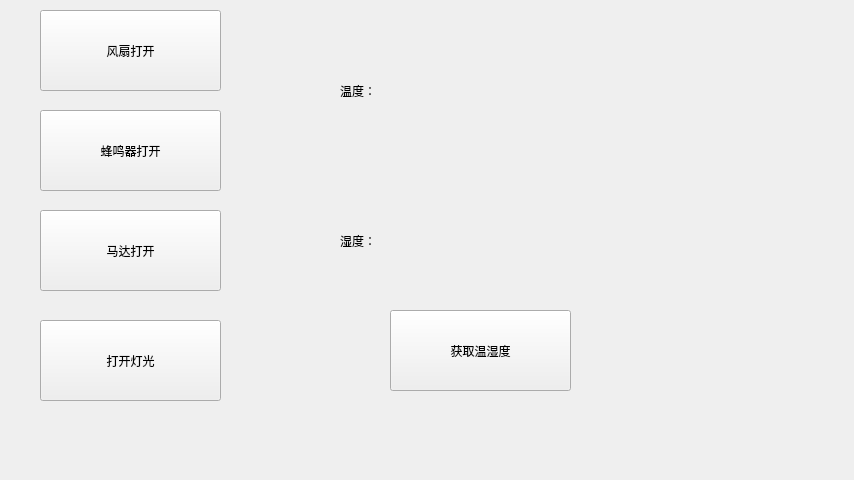
This is borde/borde.ui in Kiodayo/2024.9.26Lab as Qt 5 draws it before an edit. The edited form follows.
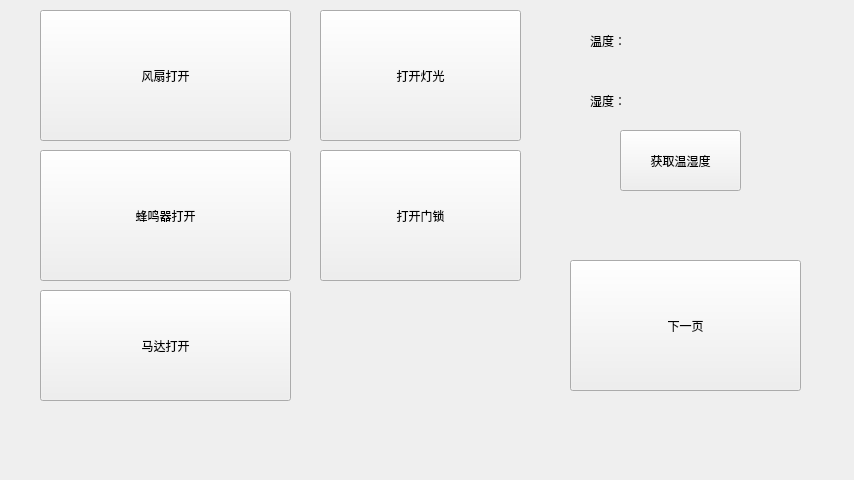
This is the edited form.

The edit to the form file:
```diff
--- a/borde/borde.ui
+++ b/borde/borde.ui
@@ -18,8 +18,8 @@
     <rect>
      <x>40</x>
      <y>10</y>
-     <width>181</width>
-     <height>81</height>
+     <width>251</width>
+     <height>131</height>
     </rect>
    </property>
    <property name="text">
@@ -30,9 +30,9 @@
    <property name="geometry">
     <rect>
      <x>40</x>
-     <y>110</y>
-     <width>181</width>
-     <height>81</height>
+     <y>150</y>
+     <width>251</width>
+     <height>131</height>
     </rect>
    </property>
    <property name="text">
@@ -43,9 +43,9 @@
    <property name="geometry">
     <rect>
      <x>40</x>
-     <y>210</y>
-     <width>181</width>
-     <height>81</height>
+     <y>290</y>
+     <width>251</width>
+     <height>111</height>
     </rect>
    </property>
    <property name="text">
@@ -55,8 +55,8 @@
   <widget class="QLabel" name="label">
    <property name="geometry">
     <rect>
-     <x>340</x>
-     <y>50</y>
+     <x>590</x>
+     <y>0</y>
      <width>191</width>
      <height>81</height>
     </rect>
@@ -68,8 +68,8 @@
   <widget class="QLabel" name="label_2">
    <property name="geometry">
     <rect>
-     <x>340</x>
-     <y>200</y>
+     <x>590</x>
+     <y>60</y>
      <width>191</width>
      <height>81</height>
     </rect>
@@ -81,10 +81,10 @@
   <widget class="QPushButton" name="pushButton_4">
    <property name="geometry">
     <rect>
-     <x>40</x>
-     <y>320</y>
-     <width>181</width>
-     <height>81</height>
+     <x>320</x>
+     <y>10</y>
+     <width>201</width>
+     <height>131</height>
     </rect>
    </property>
    <property name="text">
@@ -92,18 +92,47 @@
    </property>
   </widget>
   <widget class="QPushButton" name="pushButton_5">
+   <property name="enabled">
+    <bool>true</bool>
+   </property>
    <property name="geometry">
     <rect>
-     <x>390</x>
-     <y>310</y>
-     <width>181</width>
-     <height>81</height>
+     <x>620</x>
+     <y>130</y>
+     <width>121</width>
+     <height>61</height>
     </rect>
    </property>
    <property name="text">
     <string>获取温湿度</string>
    </property>
   </widget>
+  <widget class="QPushButton" name="pushButton_6">
+   <property name="geometry">
+    <rect>
+     <x>570</x>
+     <y>260</y>
+     <width>231</width>
+     <height>131</height>
+    </rect>
+   </property>
+   <property name="text">
+    <string>下一页</string>
+   </property>
+  </widget>
+  <widget class="QPushButton" name="pushButton_7">
+   <property name="geometry">
+    <rect>
+     <x>320</x>
+     <y>150</y>
+     <width>201</width>
+     <height>131</height>
+    </rect>
+   </property>
+   <property name="text">
+    <string>打开门锁</string>
+   </property>
+  </widget>
  </widget>
  <resources/>
  <connections/>
```
